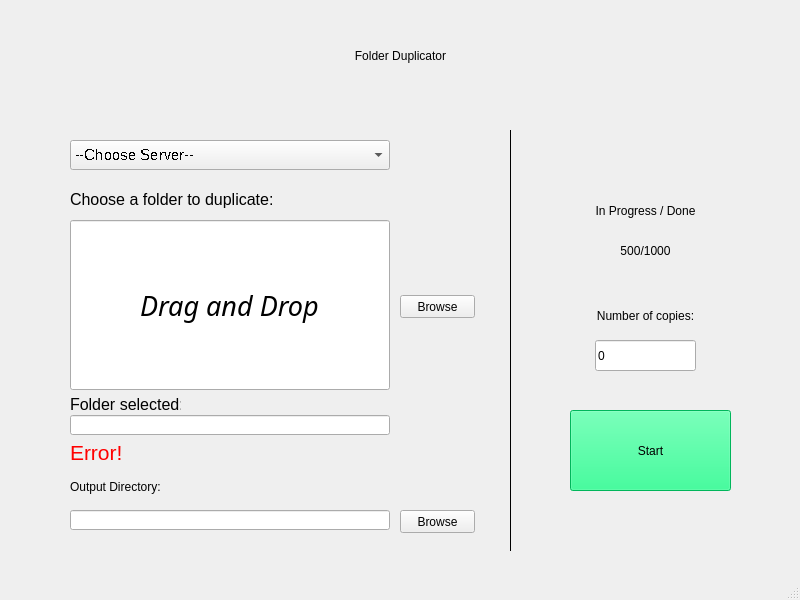
eezhengleong/Duplicator, file UI/Duplicator.ui: the form before one commit.
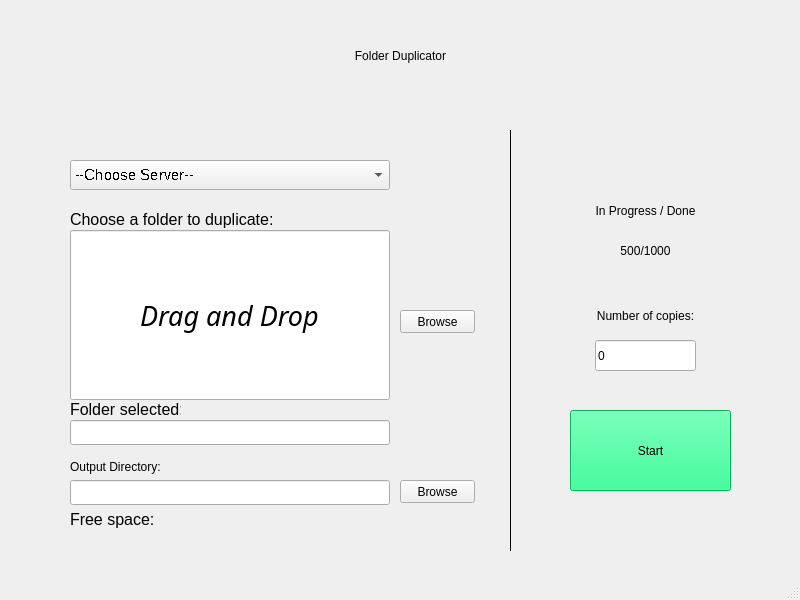
The form after the commit. Custom widgets are drawn as their Qt base class.

```diff
--- a/UI/Duplicator.ui
+++ b/UI/Duplicator.ui
@@ -68,7 +68,7 @@
     <property name="geometry">
      <rect>
       <x>70</x>
-      <y>140</y>
+      <y>160</y>
       <width>320</width>
       <height>30</height>
      </rect>
@@ -114,7 +114,7 @@
     <property name="geometry">
      <rect>
       <x>400</x>
-      <y>295</y>
+      <y>310</y>
       <width>75</width>
       <height>23</height>
      </rect>
@@ -127,7 +127,7 @@
     <property name="geometry">
      <rect>
       <x>70</x>
-      <y>220</y>
+      <y>230</y>
       <width>320</width>
       <height>170</height>
      </rect>
@@ -155,7 +155,7 @@
     <property name="geometry">
      <rect>
       <x>400</x>
-      <y>510</y>
+      <y>480</y>
       <width>75</width>
       <height>23</height>
      </rect>
@@ -168,11 +168,16 @@
     <property name="geometry">
      <rect>
       <x>70</x>
-      <y>510</y>
+      <y>480</y>
       <width>320</width>
-      <height>20</height>
+      <height>25</height>
      </rect>
     </property>
+    <property name="font">
+     <font>
+      <pointsize>10</pointsize>
+     </font>
+    </property>
    </widget>
    <widget class="QLabel" name="label_progress">
     <property name="geometry">
@@ -266,7 +271,7 @@
     <property name="geometry">
      <rect>
       <x>70</x>
-      <y>190</y>
+      <y>210</y>
       <width>221</width>
       <height>21</height>
      </rect>
@@ -294,7 +299,7 @@
     <property name="geometry">
      <rect>
       <x>70</x>
-      <y>480</y>
+      <y>460</y>
       <width>221</width>
       <height>21</height>
      </rect>
@@ -313,7 +318,7 @@
     <property name="geometry">
      <rect>
       <x>70</x>
-      <y>440</y>
+      <y>510</y>
       <width>271</width>
       <height>31</height>
      </rect>
@@ -321,19 +326,17 @@
     <property name="font">
      <font>
       <family>MS Shell Dlg 2</family>
-      <pointsize>16</pointsize>
+      <pointsize>12</pointsize>
       <weight>50</weight>
       <italic>false</italic>
       <bold>false</bold>
      </font>
     </property>
     <property name="styleSheet">
-     <string notr="true">font: 16pt &quot;MS Shell Dlg 2&quot;;
-color:rgb(0, 198, 0);
-color: rgb(255, 0, 0);</string>
+     <string notr="true"/>
     </property>
     <property name="text">
-     <string>Error!</string>
+     <string>Free space:</string>
     </property>
     <property name="alignment">
      <set>Qt::AlignLeading|Qt::AlignLeft|Qt::AlignTop</set>
@@ -343,7 +346,7 @@
     <property name="geometry">
      <rect>
       <x>70</x>
-      <y>395</y>
+      <y>400</y>
       <width>111</width>
       <height>21</height>
      </rect>
@@ -371,11 +374,16 @@
     <property name="geometry">
      <rect>
       <x>70</x>
-      <y>415</y>
+      <y>420</y>
       <width>320</width>
-      <height>20</height>
+      <height>25</height>
      </rect>
     </property>
+    <property name="font">
+     <font>
+      <pointsize>10</pointsize>
+     </font>
+    </property>
    </widget>
   </widget>
   <widget class="QMenuBar" name="menubar">
```
Left out of the diff: 2 changed lines with no effect on the pictures.
